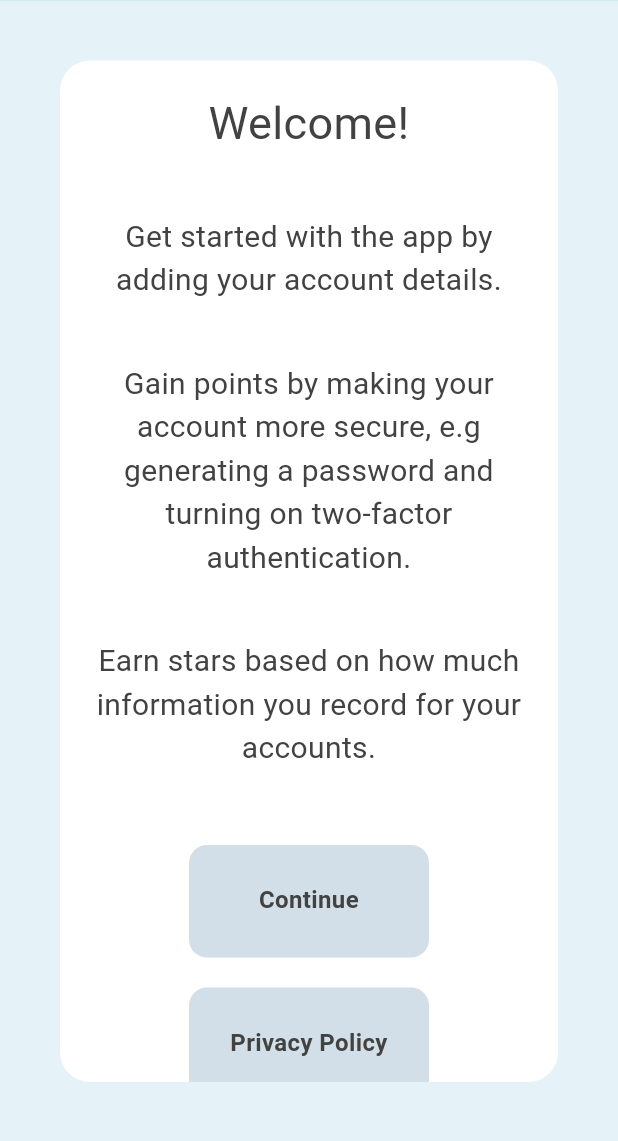
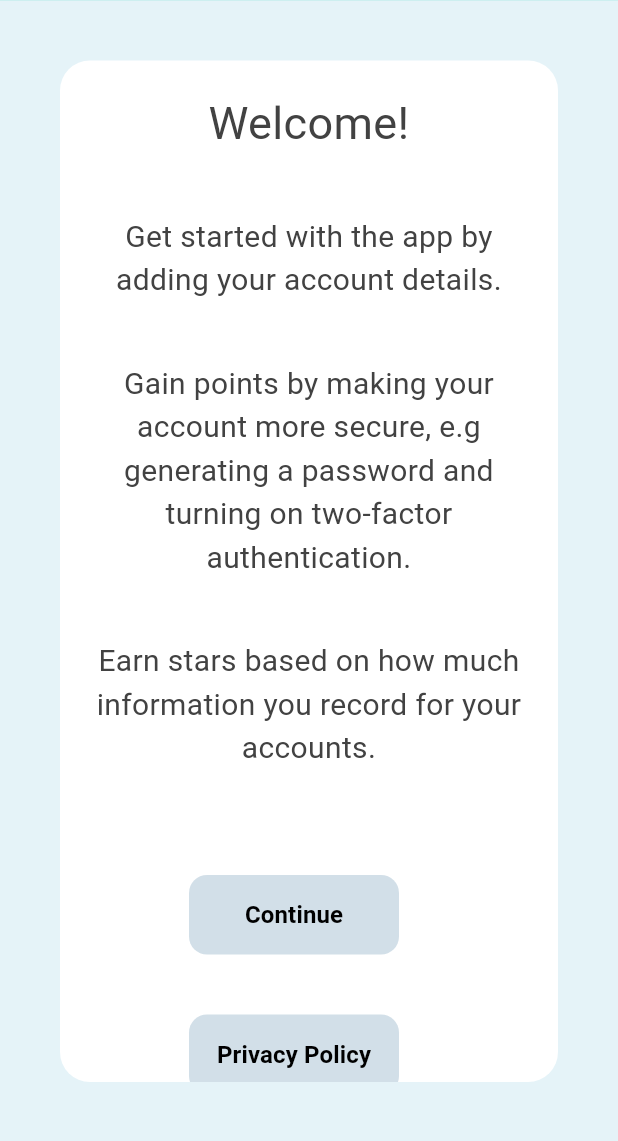
Before and after one commit to RuthBlackman/Account-Manager, a Flutter app: the screen it shows after launch, after a tap on "Continue", on a phone screen of 412 x 824 dp, the part 94-1235 px from its top. Run offline on Flutter 3.47's test engine with Material 3 defaults, Android fonts, the phone set to English and light mode, and no system bars; our stand-ins replace dot_navigation_bar, isar; accounts and stored records are empty; generated files the repository leaves out were written again.

Commit message:
redesigned button widget

```diff
--- /dev/null
+++ b/lib/components/buttons/my_button.dart
@@ -0,0 +1,52 @@
+import 'package:flutter/material.dart';
+
+class MyButton extends StatefulWidget {
+  final String text;
+  final double fontSize;
+  final Color backgroundColour;
+  final void Function() onButtonClicked;
+
+  const MyButton({super.key, required this.text, required this.fontSize, required this.backgroundColour, required this.onButtonClicked});
+
+  @override
+  State<MyButton> createState() => _MyButtonState();
+}
+
+class _MyButtonState extends State<MyButton> {
+  late String text;
+  late double size;
+  late Color colour;
+
+  @override
+  void initState() {
+    super.initState();
+    text = widget.text;
+    size = widget.fontSize;
+    colour = widget.backgroundColour;
+  }
+
+  @override
+  Widget build(BuildContext context) {
+    return Padding(
+      padding: const EdgeInsets.only(top: 20.0, right: 20.0),
+      child: TextButton(
+        style: TextButton.styleFrom(
+          padding: const EdgeInsets.symmetric(horizontal: 15, vertical: 15),
+          backgroundColor: colour,
+          foregroundColor: Colors.black,
+          shape: RoundedRectangleBorder(
+            borderRadius: BorderRadius.circular(12.0),
+          ),
+          // fixedSize: Size(1, 50)
+        ),
+        onPressed: (){
+          widget.onButtonClicked();
+        },
+        child: Text(
+          widget.text,
+          style: TextStyle(fontWeight: FontWeight.bold, fontSize: size),
+        ),
+      ),
+    );;
+  }
+}
--- a/lib/components/my_button.dart
+++ /dev/null
@@ -1,56 +0,0 @@
-import 'package:flutter/material.dart';
-
-class MyButton extends StatelessWidget {
-  final String text;
-  final double width;
-  final double height;
-  final Color color;
-  final IconData? icon;
-  final void Function()? onTap;
-  const MyButton({
-    super.key,
-    required this.text,
-    required this.width,
-    required this.height,
-    required this.color,
-    required this.onTap,
-    this.icon,
-  });
-
-  @override
-  Widget build(BuildContext context) {
-    return GestureDetector(
-      onTap: onTap,
-      child: Container(
-        width: width,
-        height: height,
-        decoration: BoxDecoration(
-          color: color,
-          borderRadius: BorderRadius.circular(12),
-        ),
-        padding: const EdgeInsets.all(25),
-        child: Center(
-          child: Column(
-            mainAxisAlignment: MainAxisAlignment.center,
-            children: [
-              Expanded(
-                child: Text(
-                  text,
-                  textAlign: TextAlign.center,
-                  style: const TextStyle(
-                    fontWeight: FontWeight.bold,
-                    fontSize: 16,
-                  ),
-                ),
-              ),
-              if(icon != null)
-                Padding(
-                  padding: const EdgeInsets.only(top: 2.0),
-                  child: Icon(icon),
-                ),
-            ],
-          ),
-        ),
-      ),
-    );
-  }}
--- a/lib/pages/first_time_page.dart
+++ b/lib/pages/first_time_page.dart
@@ -1,6 +1,6 @@
 import 'package:account_manger/colours.dart';
+import 'package:account_manger/components/buttons/my_button.dart';
 import 'package:account_manger/components/my_appbar.dart';
-import 'package:account_manger/components/my_button.dart';
 import 'package:account_manger/components/my_container.dart';
 import 'package:account_manger/components/my_text.dart';
 import 'package:flutter/material.dart';
@@ -35,11 +35,9 @@ class FirstTimePage extends StatelessWidget {
             WidgetWithCustomWidth(
               widget: MyButton(
                 text: "Continue",
-                  width: 80,
-                  height: 75,
-                  color: greyButton,
-                  onTap: () {
-                    //Navigator.pushNamed(context, '/account_info_page');
+                backgroundColour: greyButton,
+                fontSize: 16,
+                onButtonClicked: (){
                   Navigator.pushReplacementNamed(
                     context,  "/account_info_page",
                     arguments: {
@@ -47,7 +45,7 @@ class FirstTimePage extends StatelessWidget {
                       "account": null,
                     },
                   );
-                  }
+                },
               ),
               width: 160,
             ),
@@ -57,10 +55,9 @@ class FirstTimePage extends StatelessWidget {
             WidgetWithCustomWidth(
               widget: MyButton(
                 text: "Privacy Policy",
-                width: 80,
-                height: 75,
-                color: greyButton,
-                onTap: (){},
+                backgroundColour: greyButton,
+                fontSize: 16,
+                onButtonClicked: (){},
               ),
               width: 160,
             )
--- a/lib/pages/welcome_page.dart
+++ b/lib/pages/welcome_page.dart
@@ -1,5 +1,5 @@
 import 'package:account_manger/colours.dart';
-import 'package:account_manger/components/my_button.dart';
+import 'package:account_manger/components/buttons/my_button.dart';
 import 'package:flutter/material.dart';
 
 class WelcomePage extends StatelessWidget {
@@ -20,18 +20,7 @@ class WelcomePage extends StatelessWidget {
 
                     const SizedBox(height: 25),
 
-                  // button
-                  MyButton(
-                      text: "Continue",
-                      width: 127,
-                      height: 67,
-                      color: lightBlue,
-                      onTap: () {
-                        Navigator.pushReplacementNamed(context, '/first_time_page');
-                      }
-                    )
-
-
+                    MyButton(text: "Continue", fontSize: 20, backgroundColour: lightBlue, onButtonClicked: (){Navigator.pushReplacementNamed(context, '/first_time_page');})
                   ]
               )
           )
```
Also changed, not shown: lib/components/more_information_dialog.dart (+9 -9 lines), lib/pages/account_info_page.dart (+10 -12 lines), lib/pages/latest_report_page.dart (+6 -21 lines). Lines whose indentation alone changed are shown as unchanged.
